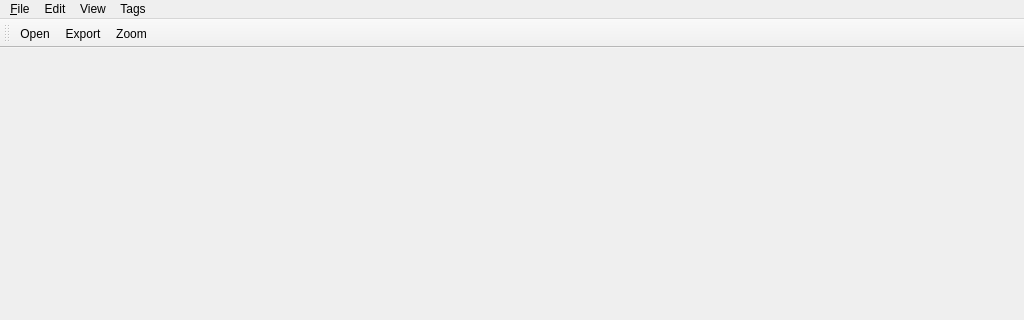
Qt form mainwindow.ui (g7uvw/QTomView) before a commit; both pictures show x 0 to 1024 and y 0 to 320 of the 1024 by 768 pixel window.
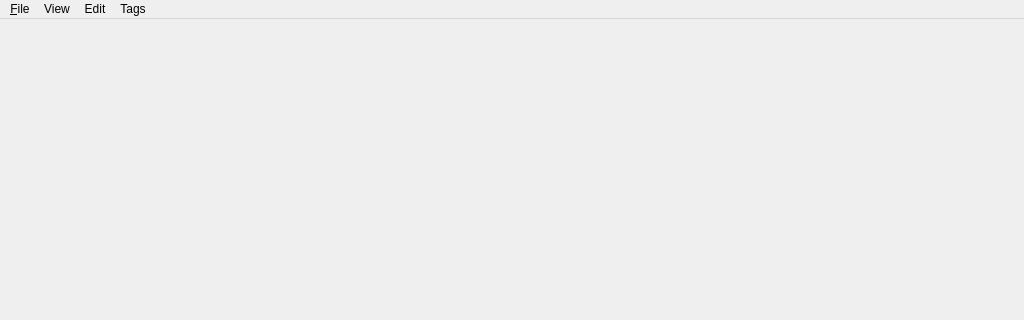
The same form after that commit.

Patch:
```diff
--- a/mainwindow.ui
+++ b/mainwindow.ui
@@ -79,21 +79,10 @@
     <addaction name="actionDisable"/>
    </widget>
    <addaction name="menu_File"/>
-   <addaction name="menuEdit"/>
    <addaction name="menuView"/>
+   <addaction name="menuEdit"/>
    <addaction name="menuTags"/>
   </widget>
-  <widget class="QToolBar" name="mainToolBar">
-   <attribute name="toolBarArea">
-    <enum>TopToolBarArea</enum>
-   </attribute>
-   <attribute name="toolBarBreak">
-    <bool>false</bool>
-   </attribute>
-   <addaction name="actionOpen"/>
-   <addaction name="actionExport"/>
-   <addaction name="actionZoom"/>
-  </widget>
   <widget class="QStatusBar" name="statusBar"/>
   <action name="actionOpen">
    <property name="text">
@@ -125,11 +114,6 @@
     <string>Slice</string>
    </property>
   </action>
-  <action name="actionZoom">
-   <property name="text">
-    <string>Zoom</string>
-   </property>
-  </action>
   <action name="actionLoad">
    <property name="text">
     <string>Load</string>
```
Left out of the diff: 37 changed lines with no effect on the pictures.
